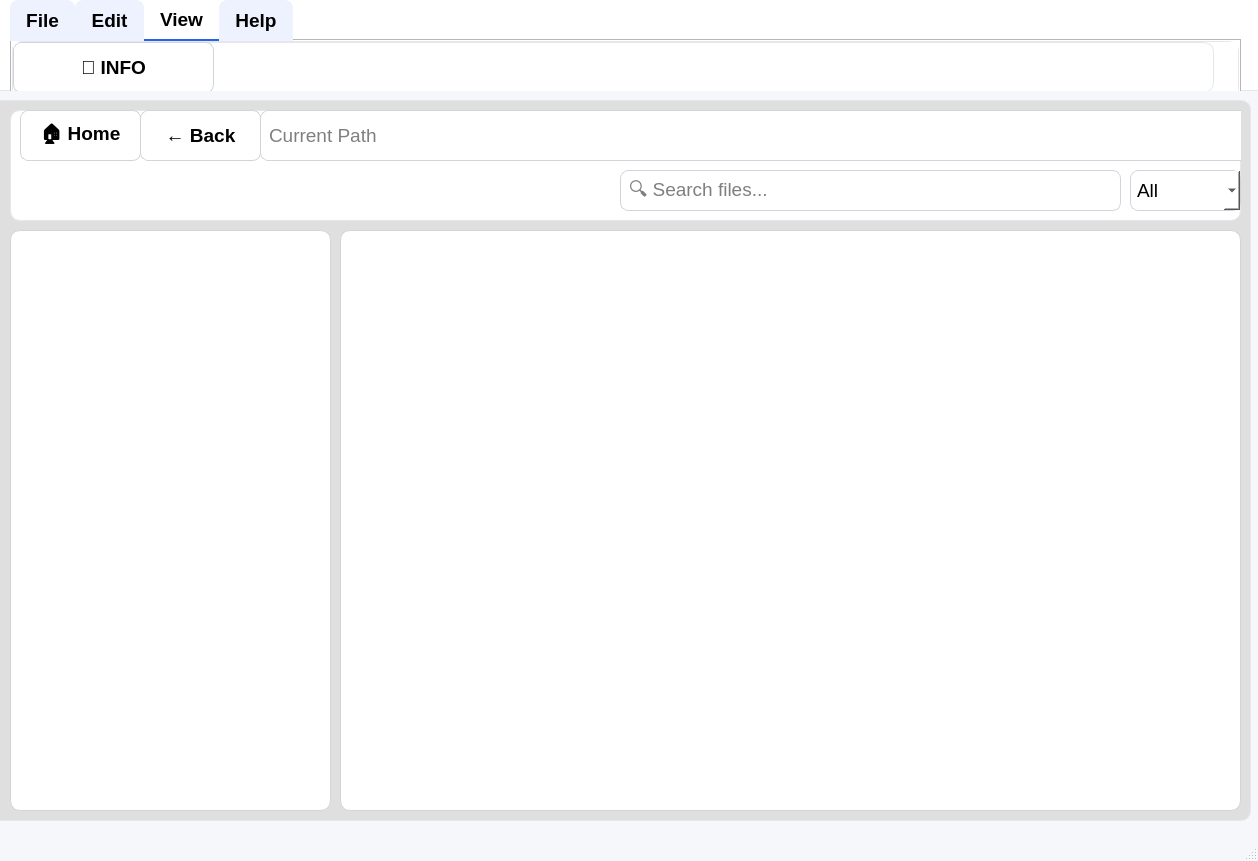
The window that Giao diện/CHINH.ui (justnhan/NHOM-5_KTLTNC) describes before a commit, drawn with Qt 5.
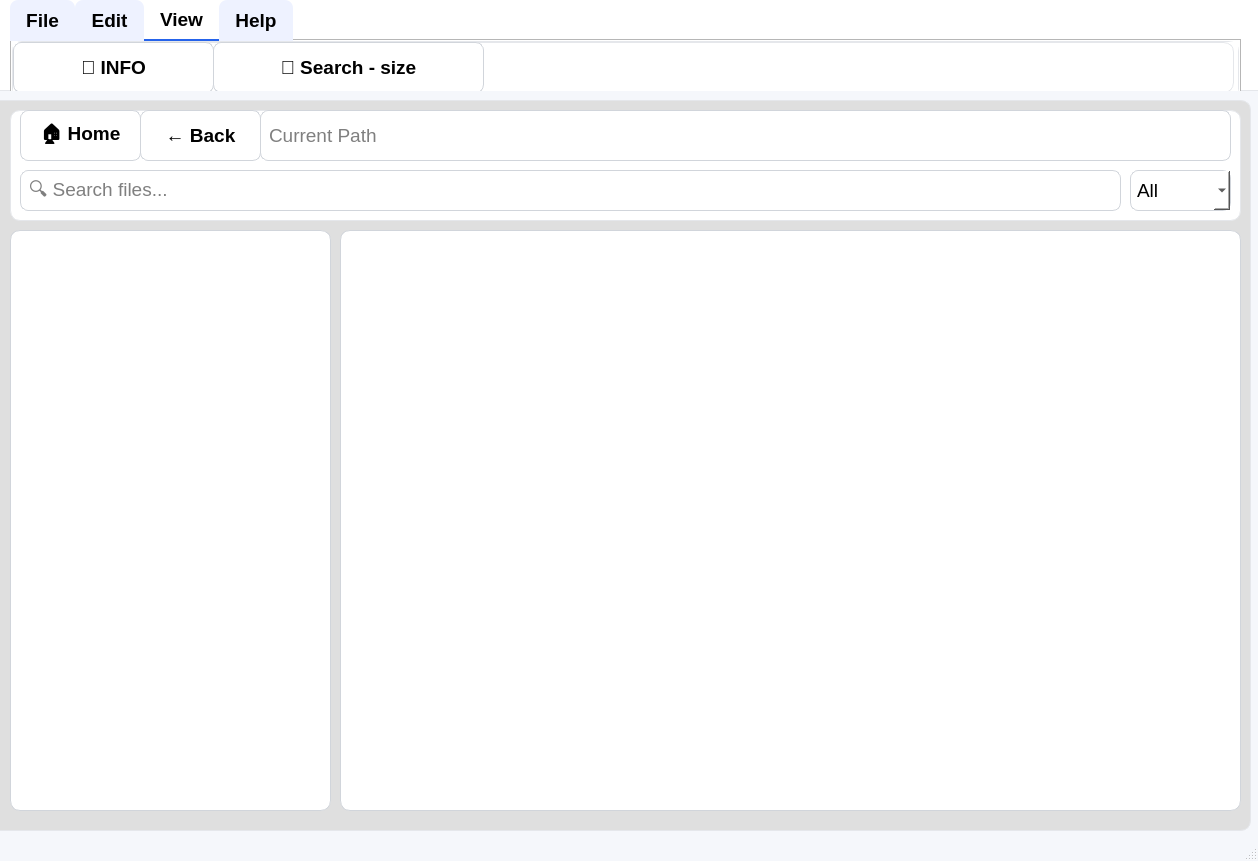
The same window after the commit. The open tabs and pages were chosen to show the change.

Commit message: sửa chút

Diff of the .ui file:
```diff
--- a/Giao diện/CHINH.ui
+++ b/Giao diện/CHINH.ui
@@ -91,7 +91,7 @@
       <x>-10</x>
       <y>100</y>
       <width>1261</width>
-      <height>721</height>
+      <height>731</height>
      </rect>
     </property>
     <property name="styleSheet">
@@ -167,7 +167,7 @@
        <rect>
         <x>250</x>
         <y>0</y>
-        <width>991</width>
+        <width>971</width>
         <height>51</height>
        </rect>
       </property>
@@ -215,9 +215,9 @@
      <widget class="QLineEdit" name="txtSearch">
       <property name="geometry">
        <rect>
-        <x>610</x>
+        <x>10</x>
         <y>60</y>
-        <width>501</width>
+        <width>1101</width>
         <height>41</height>
        </rect>
       </property>
@@ -238,7 +238,7 @@
        <rect>
         <x>1120</x>
         <y>60</y>
-        <width>111</width>
+        <width>101</width>
         <height>41</height>
        </rect>
       </property>
@@ -540,7 +540,7 @@
         <rect>
          <x>0</x>
          <y>0</y>
-         <width>1201</width>
+         <width>1221</width>
          <height>51</height>
         </rect>
        </property>
@@ -575,6 +575,26 @@
          <string>💡 INFO</string>
         </property>
        </widget>
+       <widget class="QPushButton" name="btnSearchbysize">
+        <property name="geometry">
+         <rect>
+          <x>200</x>
+          <y>0</y>
+          <width>271</width>
+          <height>51</height>
+         </rect>
+        </property>
+        <property name="font">
+         <font>
+          <pointsize>14</pointsize>
+          <weight>75</weight>
+          <bold>true</bold>
+         </font>
+        </property>
+        <property name="text">
+         <string>💡 Search - size</string>
+        </property>
+       </widget>
       </widget>
      </widget>
      <widget class="QWidget" name="help">
```
Left out of the diff: 6 changed lines with no effect on the pictures.
